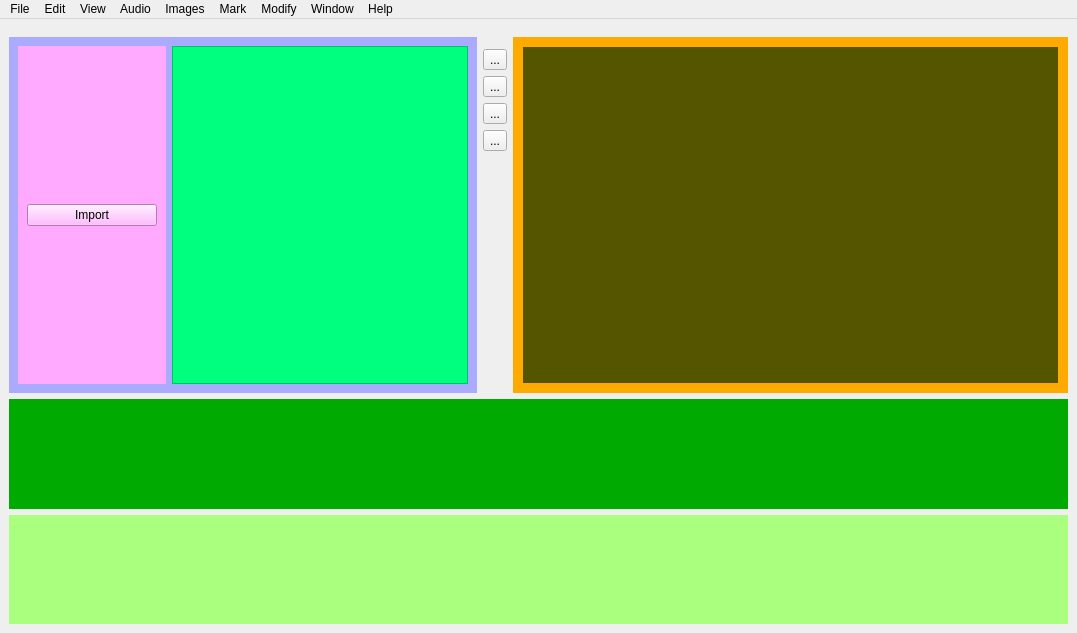
vrushank-agrawal/CSE201-VCREST-, file src/gui/videoeditor.ui: the form before one commit.
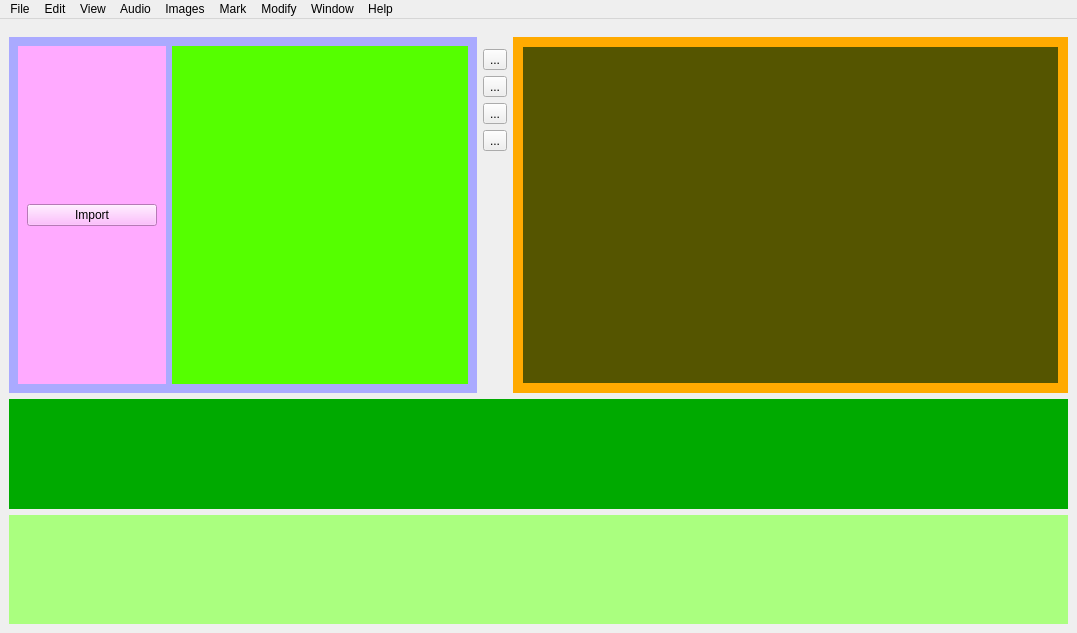
The form after the commit. Icons and pictures are not drawn.

The edit to the form file:
```diff
--- a/src/gui/videoeditor.ui
+++ b/src/gui/videoeditor.ui
@@ -92,15 +92,15 @@
            </widget>
           </item>
           <item>
-           <widget class="QListView" name="imgList">
+           <widget class="QWidget" name="imgListWidget" native="true">
             <property name="sizePolicy">
-             <sizepolicy hsizetype="Expanding" vsizetype="Expanding">
+             <sizepolicy hsizetype="Preferred" vsizetype="Preferred">
               <horstretch>10</horstretch>
               <verstretch>0</verstretch>
              </sizepolicy>
             </property>
             <property name="styleSheet">
-             <string notr="true">background: rgb(0, 255, 127)</string>
+             <string notr="true">background: rgb(85, 255, 0)</string>
             </property>
            </widget>
           </item>
```
Left out of the diff: 2 changed lines with no effect on the pictures.
